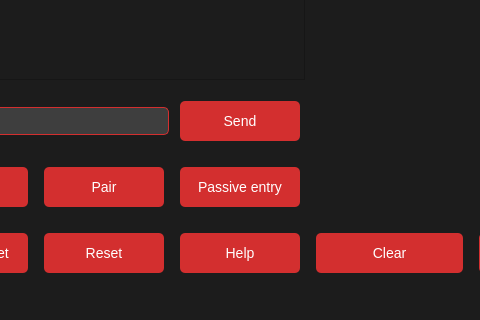
This is gui.ui in ENGaliyasser/Channel-Sounding-Distance-Plotter as Qt 5 draws it before an edit; both pictures show x 106 to 586 and y 469 to 789 of the 1282 by 789 pixel window. The edited form follows.
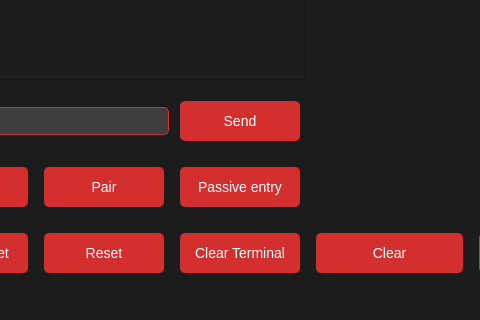
This is the edited form. Icons and pictures are not drawn. Custom widgets are drawn as their Qt base class.

```diff
--- a/gui.ui
+++ b/gui.ui
@@ -431,7 +431,7 @@
        </size>
       </property>
       <property name="text">
-       <string>Help</string>
+       <string>Clear Terminal</string>
       </property>
      </widget>
     </item>
```
Left out of the diff: 4 changed lines with no effect on the pictures.
